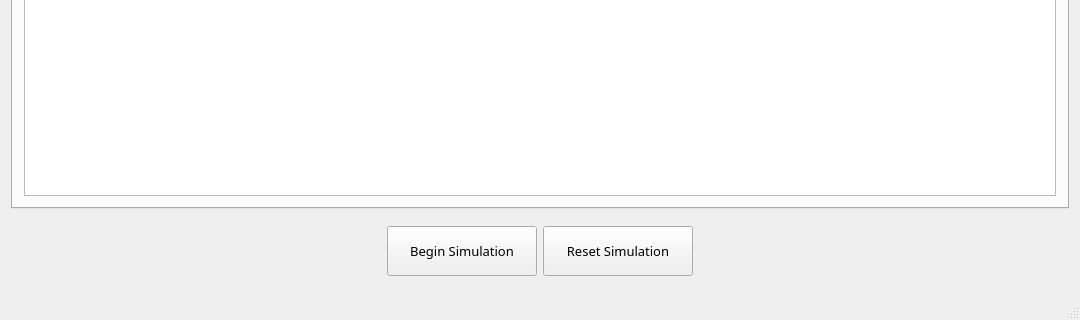
yfedas21/WorldPopulationSimulator, file WorldPopulationSimulator/mainwindow.ui: the form before one commit; both pictures show x 0 to 1080 and y 400 to 720 of the 1080 by 720 pixel window.
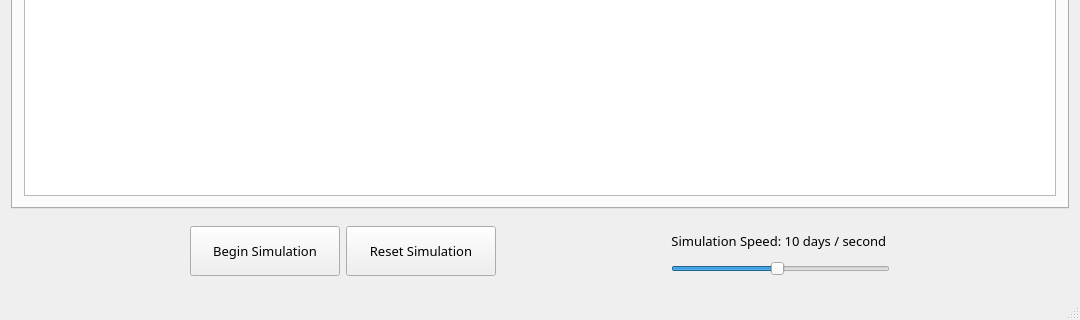
The form after the commit. The open tabs and pages were chosen to show the change.

Commit message:
Adjustable Simulation Speed + Other Graphic fixes
Only large bugs that reamin is that simulation doesn't reset values of continents upon pressing reset (although all grpahics still reset) and around day 100th the continent overlays act weirdly

Patch:
```diff
--- a/WorldPopulationSimulator/mainwindow.ui
+++ b/WorldPopulationSimulator/mainwindow.ui
@@ -529,6 +529,76 @@
          </property>
         </spacer>
        </item>
+       <item>
+        <layout class="QVBoxLayout" name="verticalLayout_7" stretch="0,0">
+         <item>
+          <widget class="QLabel" name="simSpeedLabel">
+           <property name="sizePolicy">
+            <sizepolicy hsizetype="Preferred" vsizetype="Preferred">
+             <horstretch>1</horstretch>
+             <verstretch>0</verstretch>
+            </sizepolicy>
+           </property>
+           <property name="font">
+            <font>
+             <family>Simplex_IV50</family>
+             <pointsize>10</pointsize>
+            </font>
+           </property>
+           <property name="text">
+            <string>Simulation Speed: 10 days / second </string>
+           </property>
+           <property name="textFormat">
+            <enum>Qt::AutoText</enum>
+           </property>
+           <property name="alignment">
+            <set>Qt::AlignCenter</set>
+           </property>
+           <property name="indent">
+            <number>1</number>
+           </property>
+          </widget>
+         </item>
+         <item>
+          <widget class="QSlider" name="horizontalSlider">
+           <property name="minimum">
+            <number>5</number>
+           </property>
+           <property name="maximum">
+            <number>200</number>
+           </property>
+           <property name="singleStep">
+            <number>5</number>
+           </property>
+           <property name="value">
+            <number>100</number>
+           </property>
+           <property name="orientation">
+            <enum>Qt::Horizontal</enum>
+           </property>
+           <property name="invertedAppearance">
+            <bool>false</bool>
+           </property>
+           <property name="invertedControls">
+            <bool>true</bool>
+           </property>
+          </widget>
+         </item>
+        </layout>
+       </item>
+       <item>
+        <spacer name="horizontalSpacer_5">
+         <property name="orientation">
+          <enum>Qt::Horizontal</enum>
+         </property>
+         <property name="sizeHint" stdset="0">
+          <size>
+           <width>40</width>
+           <height>20</height>
+          </size>
+         </property>
+        </spacer>
+       </item>
       </layout>
      </widget>
     </item>
```
Left out of the diff: 2 changed lines with no effect on the pictures. The commit also changes 12 other files.
